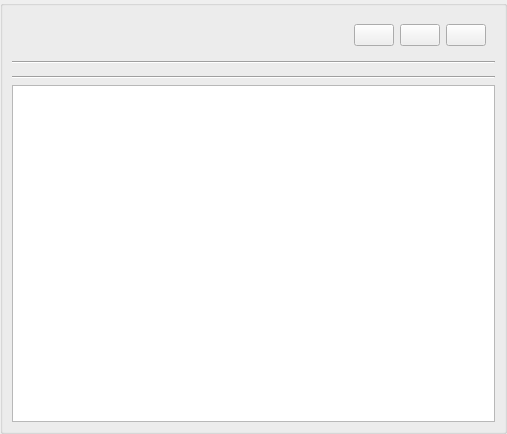
The window that gui/threedi_plugin_dockwidget_base.ui (nens/threedi-results-analysis) describes before a commit, drawn with Qt 5.
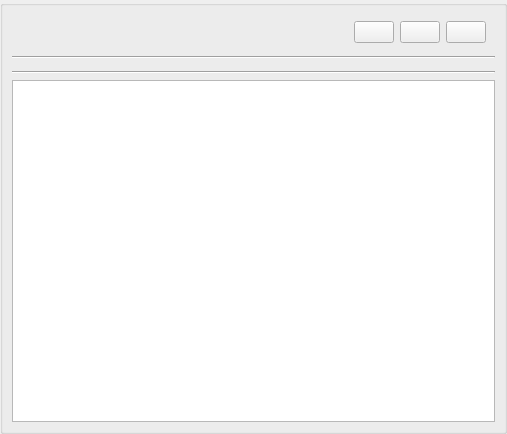
The same window after the commit. Icons and pictures are not drawn.

Commit message: Set minimum size for logo parent layout.

Patch:
```diff
--- a/gui/threedi_plugin_dockwidget_base.ui
+++ b/gui/threedi_plugin_dockwidget_base.ui
@@ -129,8 +129,20 @@
            <item>
             <widget class="QWidget" name="widget" native="true">
              <layout class="QHBoxLayout" name="horizontalLayout">
+              <property name="topMargin">
+               <number>0</number>
+              </property>
+              <property name="bottomMargin">
+               <number>0</number>
+              </property>
               <item>
                <widget class="QLabel" name="logo">
+                <property name="minimumSize">
+                 <size>
+                  <width>0</width>
+                  <height>35</height>
+                 </size>
+                </property>
                 <property name="text">
                  <string/>
                 </property>
```
